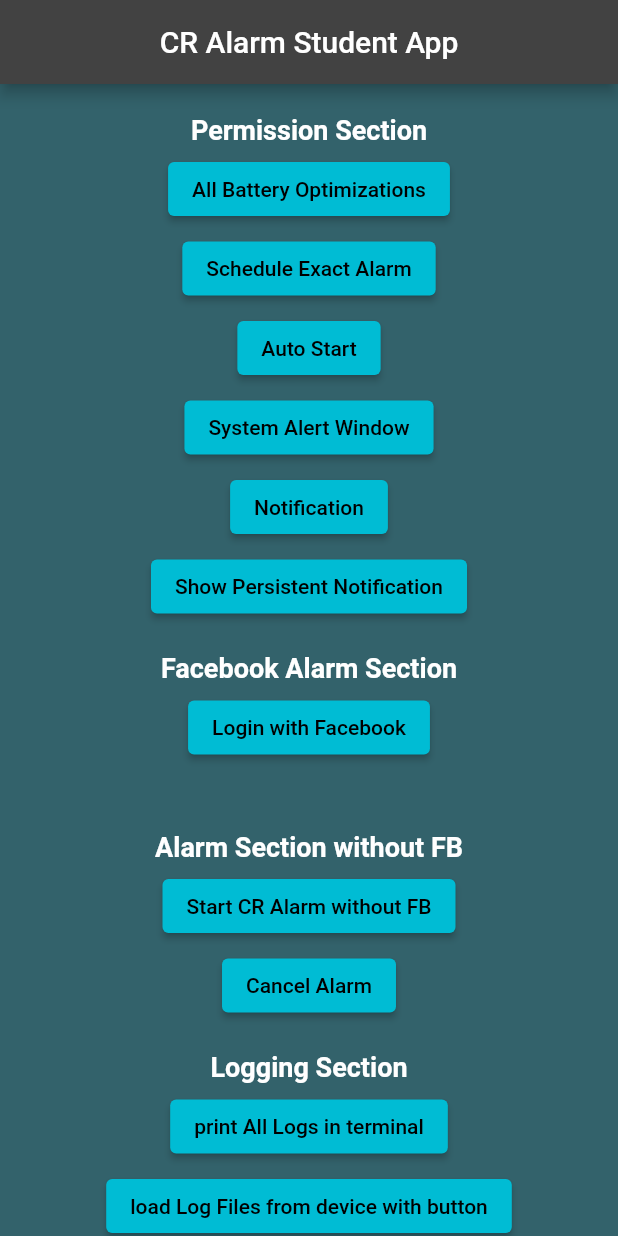
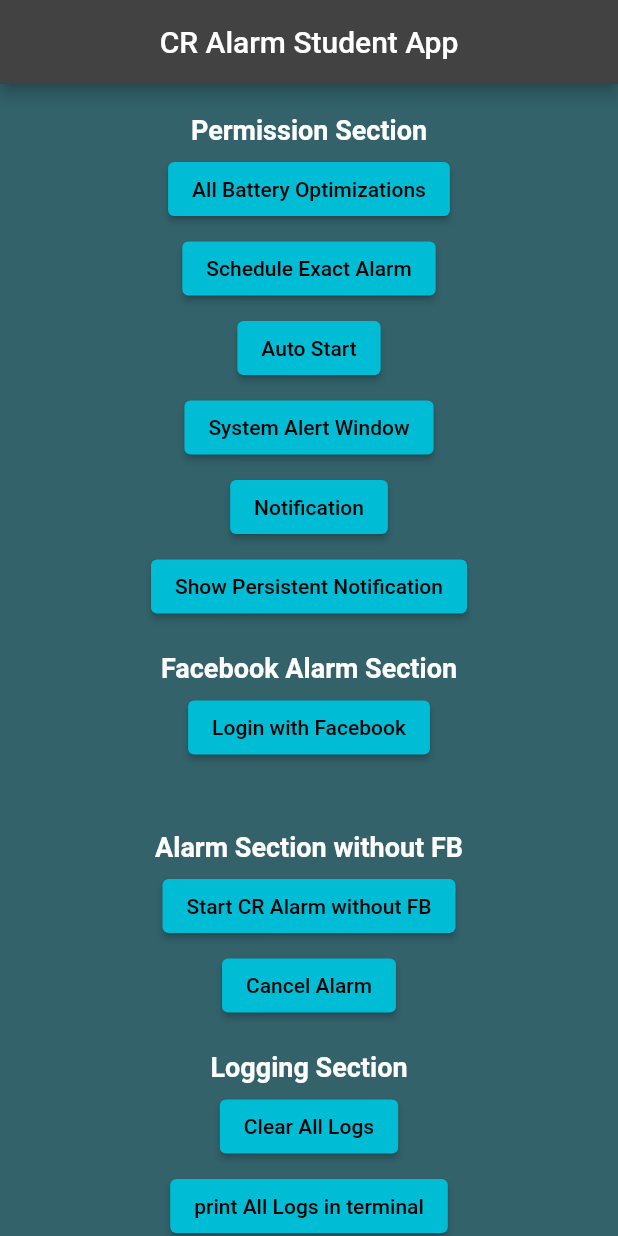
Before and after one commit to Rakibul73/CR_Alarm, a Flutter app: the screen it shows after launch, on a phone screen of 412 x 824 dp. Run offline on Flutter 3.47's test engine with Material 2 defaults, Android fonts, the light colour scheme and no system bars; our stand-ins replace awesome_dialog, flutter_local_notifications, permission_handler, shared_preferences; missing offline and left inert: android_alarm_manager_plus, android_intent_plus, disable_battery_optimization, flutter_facebook_auth, flutter_logs.

Commit message:
added new log screen style

```diff
--- a/lib/logger_section.dart
+++ b/lib/logger_section.dart
@@ -31,7 +31,7 @@ class _LoggerSectionState extends State<LoggerSection> {
   }
 
   Future<void> _loadLogFiles() async {
-    FlutterLogs.logInfo("logger_section", "_loadLogFiles", "trying to Load log files");
+    // FlutterLogs.logInfo("logger_section", "_loadLogFiles", "trying to Load log files");
     try {
       Directory? appDirectory = await getExternalStorageDirectory();
       print('appDirectory = $appDirectory');
@@ -45,7 +45,7 @@ class _LoggerSectionState extends State<LoggerSection> {
           logFiles = files;
         });
       }
-      FlutterLogs.logInfo("logger_section", "_loadLogFiles", "loaded all log files");
+      // FlutterLogs.logInfo("logger_section", "_loadLogFiles", "loaded all log files");
       print('logFiles = $logFiles');
     } catch (e) {
       FlutterLogs.logError("logger_section", "_loadLogFiles", "Error loading log files: $e");
@@ -55,7 +55,7 @@ class _LoggerSectionState extends State<LoggerSection> {
 
   Future<List<String>> _listLogFiles(Directory directory) async {
     List<String> files = [];
-    FlutterLogs.logInfo("logger_section", "_listLogFiles", "Listing log files from directory");
+    // FlutterLogs.logInfo("logger_section", "_listLogFiles", "Listing log files from directory");
     try {
       // List all entries in the directory
       List<FileSystemEntity> entries = directory.listSync();
@@ -70,7 +70,7 @@ class _LoggerSectionState extends State<LoggerSection> {
           files.addAll(subdirectoryFiles);
         }
       }
-      FlutterLogs.logInfo("logger_section", "_listLogFiles", "Loaded all log files");
+      // FlutterLogs.logInfo("logger_section", "_listLogFiles", "Loaded all log files");
     } catch (e) {
       FlutterLogs.logError("logger_section", "_listLogFiles", "Error listing log files from directory: $e");
       print('Error listing log files in directory: $e');
@@ -78,36 +78,8 @@ class _LoggerSectionState extends State<LoggerSection> {
     return files;
   }
 
-  // void _viewLogFile(String filePath) async {
-  //   FlutterLogs.logInfo("logger_section", "_viewLogFile", "trying to view log file");
-  //   try {
-  //     File logFile = File(filePath);
-  //     String content = await logFile.readAsString();
-  //     showDialog(
-  //       context: context,
-  //       builder: (BuildContext context) {
-  //         return AlertDialog(
-  //           title: Text('Log File Contents'),
-  //           content: SingleChildScrollView(
-  //             child: Text(content),
-  //           ),
-  //           actions: [
-  //             TextButton(
-  //               onPressed: () => Navigator.of(context).pop(),
-  //               child: Text('Close'),
-  //             ),
-  //           ],
-  //         );
-  //       },
-  //     );
-  //     FlutterLogs.logInfo("logger_section", "_viewLogFile", "successfully viewed log file");
-  //   } catch (e) {
-  //     FlutterLogs.logError("logger_section", "_viewLogFile", "Error reading log file: $e");
-  //     print('Error reading log file: $e');
-  //   }
-  // }
   void _viewLogFile(String filePath) async {
-  FlutterLogs.logInfo("logger_section", "_viewLogFile", "trying to view log file");
+    // FlutterLogs.logInfo("logger_section", "_viewLogFile", "trying to view log file");
     try {
       File logFile = File(filePath);
       String content = await logFile.readAsString();
@@ -125,13 +97,13 @@ class _LoggerSectionState extends State<LoggerSection> {
                 child: ListView(
                   children: <Widget>[
                     Padding(
-                    padding: const EdgeInsets.all(8.0),
+                      padding: const EdgeInsets.all(18.0),
                       child: Text(
                         content,
                         style: const TextStyle(
-                        fontFamily: 'Courier New', // Use a monospaced font for logs
-                        fontSize: 12.0, // Adjust font size as needed
-                        color: Colors.white, // Set text color to white
+                          fontFamily: 'monospaced', // Use a monospaced font for logs
+                          fontSize: 14.0, // Adjust font size as needed
+                          color: Colors.cyan, // Set text color to white
                         ),
                         // Disable word wrap
                         textWidthBasis: TextWidthBasis.parent,
@@ -145,7 +117,7 @@ class _LoggerSectionState extends State<LoggerSection> {
         ),
       );
 
-    FlutterLogs.logInfo("logger_section", "_viewLogFile", "successfully viewed log file");
+      // FlutterLogs.logInfo("logger_section", "_viewLogFile", "successfully viewed log file");
     } catch (e) {
       FlutterLogs.logError("logger_section", "_viewLogFile", "Error reading log file: $e");
       print('Error reading log file: $e');
@@ -167,6 +139,13 @@ class _LoggerSectionState extends State<LoggerSection> {
                 fontWeight: FontWeight.bold,
                 color: Color.fromARGB(255, 255, 255, 255),
               ),
+            ),
+            const SizedBox(height: 5),
+            ElevatedButton(
+              onPressed: () {
+                FlutterLogs.clearLogs();
+              },
+              child: const Text('Clear All Logs'),
             ),
             const SizedBox(height: 5),
             ElevatedButton(
```
Lines whose indentation alone changed are shown as unchanged.
